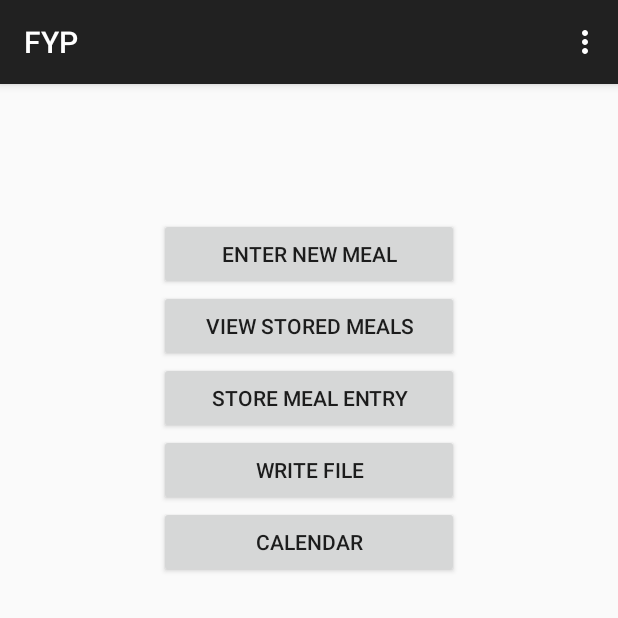
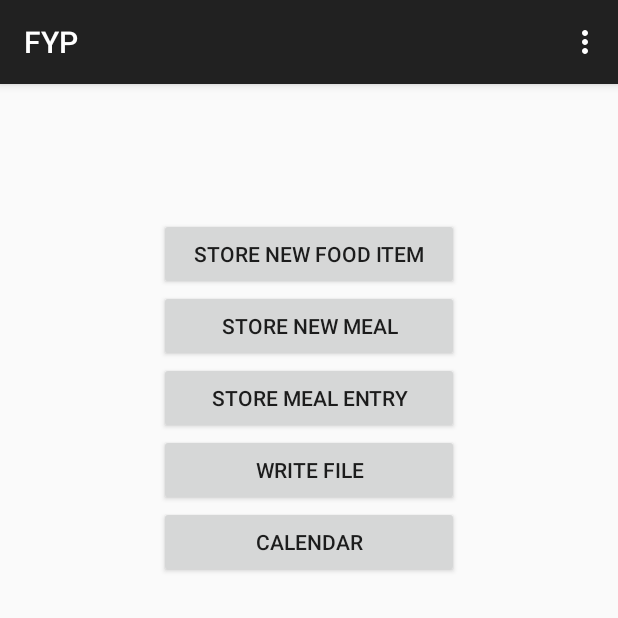
Before and after one commit to lukeboland1/FYP, an Android app: the screen it shows after launch (MainActivity), after a tap on "SAVE DETAILS", on a phone screen of 412 x 824 dp, the top half of it. Run offline under Robolectric (Android 15) with nearby library versions, the light colour scheme and no system bars; 1 statement that could not run was skipped.

Commit message:
Storing components and combinations

```diff
--- a/app/src/main/java/com/luke/fyp/CalendarActivity.java
+++ b/app/src/main/java/com/luke/fyp/CalendarActivity.java
@@ -36,7 +36,7 @@ public class CalendarActivity extends AppCompatActivity {
         long datetime1 = c.getTimeInMillis();
         c.add(Calendar.DATE, 1);
         long datetime2 = c.getTimeInMillis();
-        mealRecords = db.getMealRecordsFromDate(datetime1, datetime2);
+        /*mealRecords = db.getMealRecordsFromDate(datetime1, datetime2);
         populateListView();
 
 
@@ -64,7 +64,7 @@ public class CalendarActivity extends AppCompatActivity {
             }
 
 
-        });
+        });*/
 
 
     }
--- a/app/src/main/java/com/luke/fyp/MainActivity.java
+++ b/app/src/main/java/com/luke/fyp/MainActivity.java
@@ -12,8 +12,8 @@ import android.view.View.OnClickListener;
 import android.widget.Toast;
 
 public class MainActivity extends AppCompatActivity {
-    private Button enterMeal;
-    private Button viewMeals;
+    private Button enterFoodItem;
+    private Button storeMeal;
     private Button storeMealRecord;
     private Button writeFile;
     private Button calendarButton;
@@ -27,15 +27,15 @@ public class MainActivity extends AppCompatActivity {
         new setUser().execute();
 
         setContentView(R.layout.activity_main);
-        enterMeal = (Button)findViewById(R.id.enterMeal);
-        viewMeals = (Button)findViewById(R.id.storedMeals);
+        enterFoodItem = (Button)findViewById(R.id.enterFoodItem);
+        storeMeal = (Button)findViewById(R.id.storeMeal);
         storeMealRecord = (Button)findViewById(R.id.storeMealentry);
         writeFile = (Button)findViewById(R.id.writeFile);
         calendarButton = (Button)findViewById(R.id.calendarButton);
-        enterMeal.setOnClickListener(new OnClickListener() {
+        enterFoodItem.setOnClickListener(new OnClickListener() {
                 @Override
                 public void onClick (View view){
-                    Intent intent = new Intent(getApplicationContext(), addMealActivity.class);
+                    Intent intent = new Intent(getApplicationContext(), addComponent.class);
                     startActivity(intent);
 
                 }
@@ -44,10 +44,10 @@ public class MainActivity extends AppCompatActivity {
         );
 
 
-        viewMeals.setOnClickListener(new OnClickListener() {
+        storeMeal.setOnClickListener(new OnClickListener() {
                 @Override
                   public void onClick (View view){
-                    Intent intent = new Intent(getApplicationContext(), viewMealsActivity.class);
+                    Intent intent = new Intent(getApplicationContext(), addCombination.class);
                     startActivity(intent);
 
                 }
--- a/app/src/main/java/com/luke/fyp/writeFileActivity.java
+++ b/app/src/main/java/com/luke/fyp/writeFileActivity.java
@@ -108,7 +108,7 @@ public class writeFileActivity extends AppCompatActivity {
 
         @Override
         protected Boolean doInBackground(String... params) {
-            mealRecords = db.getAllMealRecords();
+            /*mealRecords = db.getAllMealRecords();
             File folder = new File(Environment.getExternalStorageDirectory()
                     + "/Folder");
 
@@ -143,6 +143,7 @@ public class writeFileActivity extends AppCompatActivity {
             Uri uri = Uri.fromFile(file);
             intent.putExtra(Intent.EXTRA_STREAM, uri);
             startActivity(Intent.createChooser(intent, "Send email..."));
+            return true;*/
             return true;
         }
 
--- a/app/src/main/res/layout/activity_main.xml
+++ b/app/src/main/res/layout/activity_main.xml
@@ -8,8 +8,8 @@
     <Button
         android:layout_width="200dp"
         android:layout_height="wrap_content"
-        android:text="Enter new meal"
-        android:id="@+id/enterMeal"
+        android:text="Store New Food Item"
+        android:id="@+id/enterFoodItem"
         android:layout_alignParentTop="true"
         android:layout_centerHorizontal="true"
         android:layout_marginTop="73dp" />
@@ -19,9 +19,9 @@
         android:layout_width="200dp"
         android:layout_height="wrap_content"
         android:layout_centerHorizontal="true"
-        android:text="View Stored Meals"
-        android:layout_below="@id/enterMeal"
-        android:id="@+id/storedMeals" />
+        android:text="Store New Meal"
+        android:layout_below="@id/enterFoodItem"
+        android:id="@+id/storeMeal" />
 
     <Button
         style="?android:attr/buttonStyleSmall"
@@ -29,7 +29,7 @@
         android:layout_height="wrap_content"
         android:layout_centerHorizontal="true"
         android:text="Store Meal Entry"
-        android:layout_below="@id/storedMeals"
+        android:layout_below="@id/storeMeal"
         android:id="@+id/storeMealentry" />
 
     <Button
--- /dev/null
+++ b/app/src/main/res/menu/menu_add_entry.xml
@@ -0,0 +1,6 @@
+<menu xmlns:android="http://schemas.android.com/apk/res/android"
+    xmlns:app="http://schemas.android.com/apk/res-auto"
+    xmlns:tools="http://schemas.android.com/tools" tools:context="com.luke.fyp.addEntryActivity">
+    <item android:id="@+id/action_settings" android:title="@string/action_settings"
+        android:orderInCategory="100" app:showAsAction="never" />
+</menu>
--- a/app/src/main/res/values/strings.xml
+++ b/app/src/main/res/values/strings.xml
@@ -14,4 +14,5 @@
     <string name="title_activity_date_meals">DateMeals</string>
     <string name="title_activity_add_component">addComponent</string>
     <string name="title_activity_add_combination">addCombination</string>
+    <string name="title_activity_add_entry">addEntryActivity</string>
 </resources>
```
Also changed, not shown: app/src/main/AndroidManifest.xml (+8 -0 lines), app/src/main/java/com/luke/fyp/DatabaseAccess.java (+32 -10 lines), app/src/main/java/com/luke/fyp/addCombination.java (+27 -7 lines), app/src/main/java/com/luke/fyp/addEntryActivity.java (added, +37 -0 lines), app/src/main/java/com/luke/fyp/storeMealRecordActivity.java (+5 -5 lines), app/src/main/java/com/luke/fyp/viewMealsActivity.java (+12 -10 lines), app/src/main/res/layout/activity_add_combination.xml (+8 -8 lines), app/src/main/res/layout/activity_add_entry.xml (added, +54 -0 lines).
